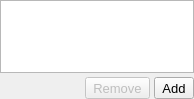
Above: src/gui/keywordWidgets/expressionVariableVector.ui from disorderedmaterials/dissolve before the change. Below: the same form after it.
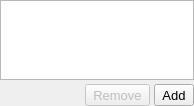
That is the form after the change. Icons and pictures are not drawn.

Commit message: Fix logic, update selection behaviour.

```diff
--- a/src/gui/keywordWidgets/expressionVariableVector.ui
+++ b/src/gui/keywordWidgets/expressionVariableVector.ui
@@ -7,7 +7,7 @@
     <x>0</x>
     <y>0</y>
     <width>194</width>
-    <height>99</height>
+    <height>106</height>
    </rect>
   </property>
   <property name="font">
```
Left out of the diff: 3 changed lines with no effect on the pictures. The commit also changes 1 other file.
